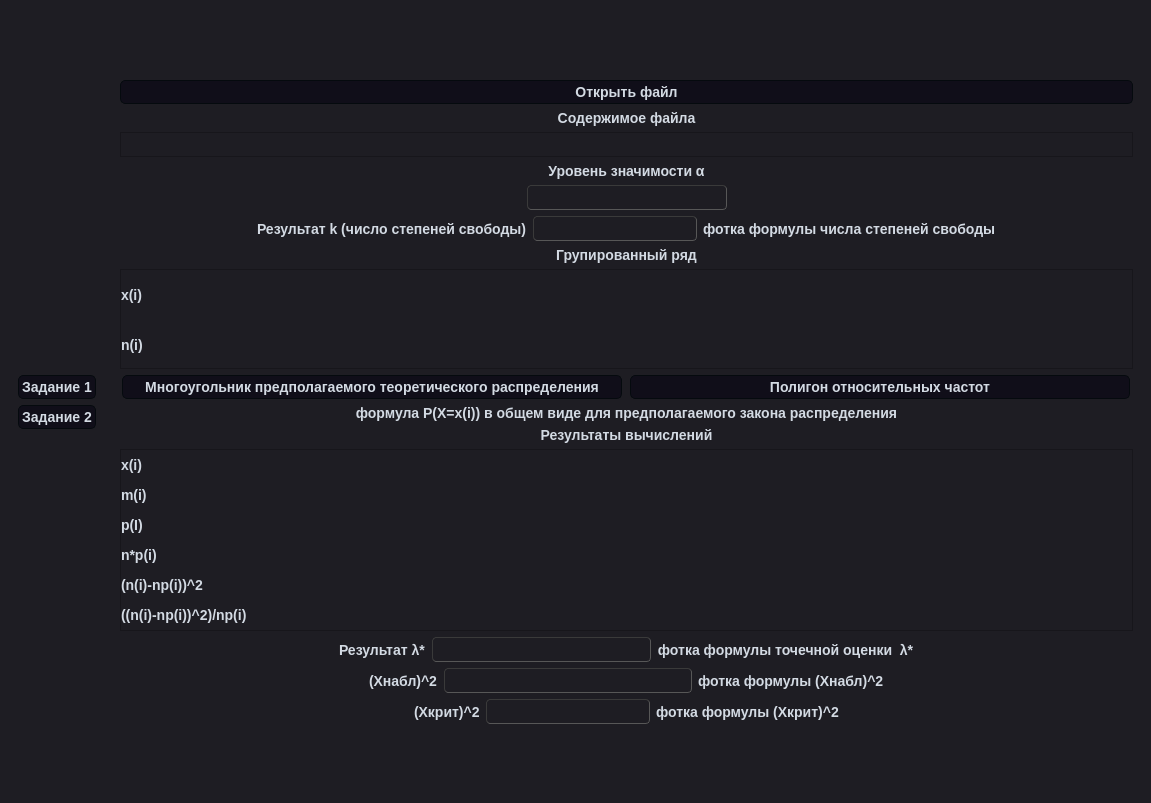
The window that interface.ui (T-LORE/tv_lr6) describes before a commit, drawn with Qt 5.
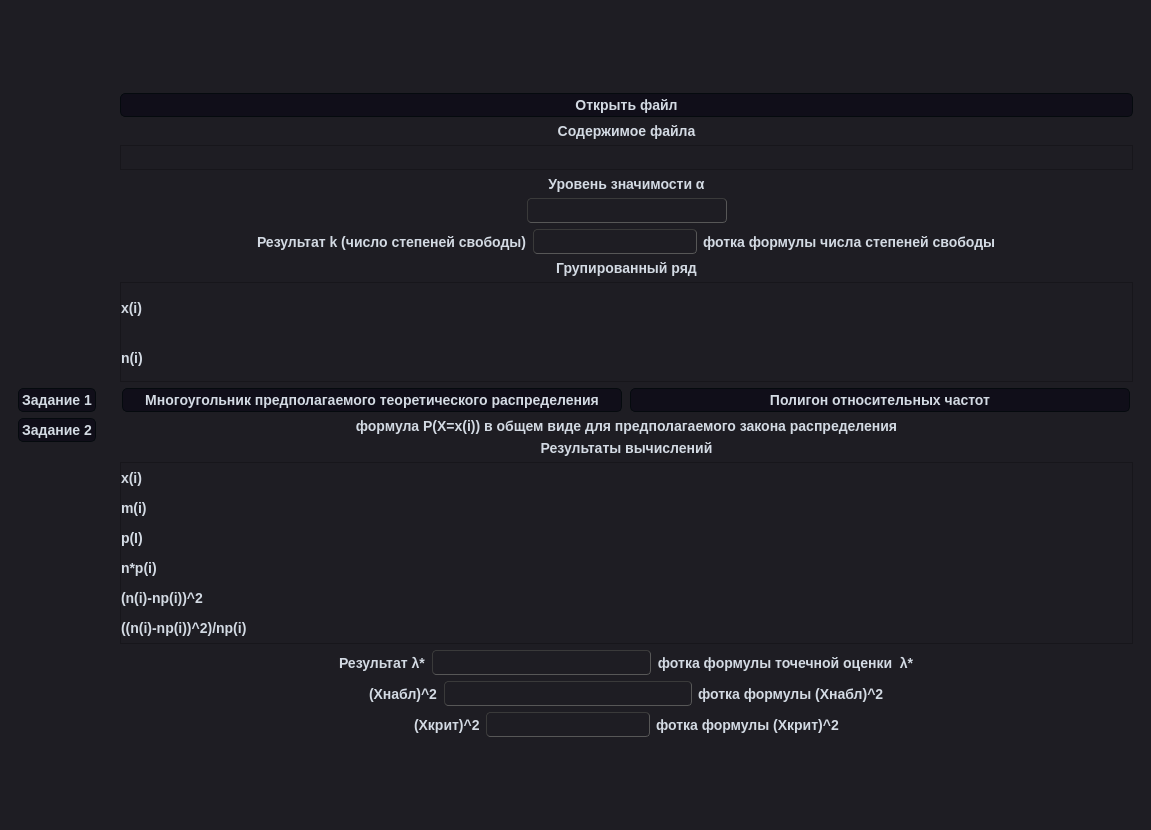
The same window after the commit. The open tabs and pages were chosen to show the change.

Commit message: Почти закончил 2 задание + поправил таблицу в .ui

The edit to the form file:
```diff
--- a/interface.ui
+++ b/interface.ui
@@ -7,7 +7,7 @@
     <x>0</x>
     <y>0</y>
     <width>1151</width>
-    <height>803</height>
+    <height>830</height>
    </rect>
   </property>
   <property name="windowTitle">
@@ -578,6 +578,12 @@
             <property name="selectionMode">
              <enum>QAbstractItemView::SingleSelection</enum>
             </property>
+            <property name="cornerButtonEnabled">
+             <bool>false</bool>
+            </property>
+            <attribute name="horizontalHeaderVisible">
+             <bool>false</bool>
+            </attribute>
             <row>
              <property name="text">
               <string>x(i)</string>
```
Left out of the diff: 17 changed lines with no effect on the pictures. The commit also changes 1 other file.
